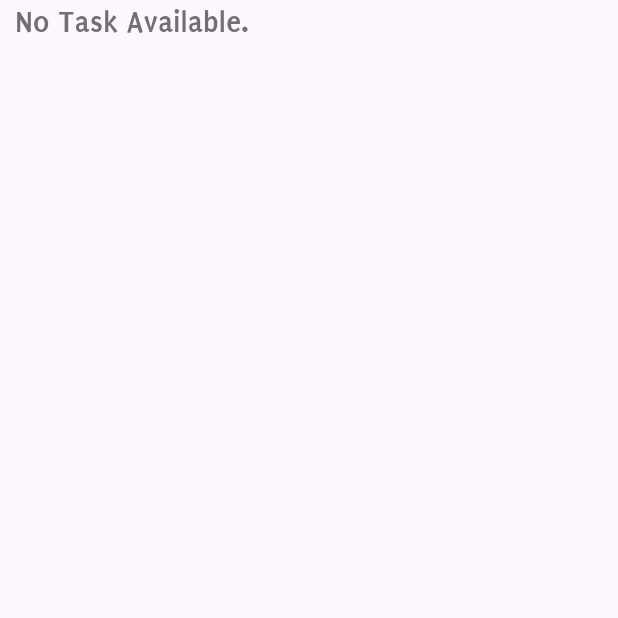
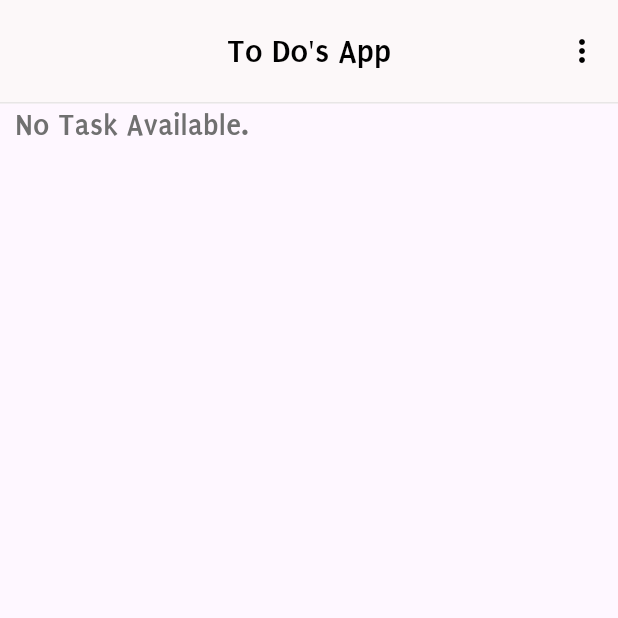
Before and after one commit to gusentanan/todoapp, a Flutter app: the screen it shows after launch, on a phone screen of 412 x 824 dp, the top half of it. Run offline on Flutter 3.47's test engine with Material 3 defaults, Android fonts, the phone set to English and light mode, and no system bars; our stand-ins replace flutter_riverpod.

Commit message:
feat: add appbar on main page

```diff
--- a/lib/presentation/home_page.dart
+++ b/lib/presentation/home_page.dart
@@ -1,5 +1,6 @@
 import 'package:flutter/material.dart';
 import 'package:flutter_riverpod/flutter_riverpod.dart';
+import 'package:todoapp/presentation/widget/app_bar.dart';
 import 'package:todoapp/presentation/widget/k_text.dart';
 
 class HomePage extends ConsumerWidget {
@@ -8,6 +9,9 @@ class HomePage extends ConsumerWidget {
   @override
   Widget build(BuildContext context, WidgetRef ref) {
     return Scaffold(
+      appBar: MyAppBar.AppBarr(
+        onFilterChanged: (criteria) {},
+      ),
       body: Padding(
         padding: const EdgeInsets.symmetric(horizontal: 10),
         child: Column(
--- /dev/null
+++ b/lib/presentation/widget/app_bar.dart
@@ -0,0 +1,63 @@
+import 'package:flutter/material.dart';
+import 'package:todoapp/presentation/themes/app_theme.dart';
+import 'package:todoapp/presentation/widget/k_text.dart';
+import 'package:todoapp/presentation/widget/popup_menu.dart';
+
+class MyAppBar {
+  static PreferredSizeWidget AppBarr({
+    Color? bgColor,
+    required void Function(String) onFilterChanged,
+  }) {
+    return AppBar(
+      actions: [
+        PopUpMenu(menuList: [
+          PopupMenuItem(
+            child: ListTile(
+              onTap: () => onFilterChanged('incomplete'),
+              leading: const Icon(Icons.timer_outlined),
+              title: const Ktext(text: 'Incomplete'),
+            ),
+          ),
+          PopupMenuItem(
+            child: ListTile(
+              onTap: () => onFilterChanged('completed'),
+              leading: const Icon(Icons.check_circle_outline_outlined),
+              title: const Ktext(text: 'Completed'),
+            ),
+          ),
+          PopupMenuItem(
+            child: ListTile(
+              onTap: () => onFilterChanged('all'),
+              leading: const Icon(Icons.all_inbox),
+              title: const Ktext(text: 'All'),
+            ),
+          ),
+        ], icon: null),
+      ],
+      backgroundColor: bgColor ?? AppTheme.secondaryColor,
+      elevation: 0.2,
+      iconTheme: const IconThemeData(color: AppTheme.primaryText),
+      title: const Ktext(
+        text: 'To Do\'s App',
+        fontFamily: 'Puritan',
+        fontWeight: FontWeight.bold,
+        fontSize: 22,
+      ),
+      centerTitle: true,
+      toolbarHeight: 68,
+      bottom: PreferredSize(
+        preferredSize: const Size.fromHeight(1.0),
+        child: Container(
+          decoration: const BoxDecoration(
+            border: Border(
+              bottom: BorderSide(
+                color: Color.fromARGB(255, 232, 230, 230),
+                width: 1.0,
+              ),
+            ),
+          ),
+        ),
+      ),
+    );
+  }
+}
--- a/lib/presentation/widget/popup_menu.dart
+++ b/lib/presentation/widget/popup_menu.dart
@@ -0,0 +1,20 @@
+import 'package:flutter/material.dart';
+import 'package:todoapp/presentation/themes/app_theme.dart';
+
+class PopUpMenu extends StatelessWidget {
+  final List<PopupMenuEntry> menuList;
+  final Widget? icon;
+
+  const PopUpMenu({super.key, required this.menuList, required this.icon});
+
+  @override
+  Widget build(BuildContext context) {
+    return PopupMenuButton(
+        color: AppTheme.primaryColor,
+        shape: RoundedRectangleBorder(
+          borderRadius: BorderRadius.circular(12.0),
+        ),
+        itemBuilder: ((context) => menuList),
+        icon: icon);
+  }
+}
```
